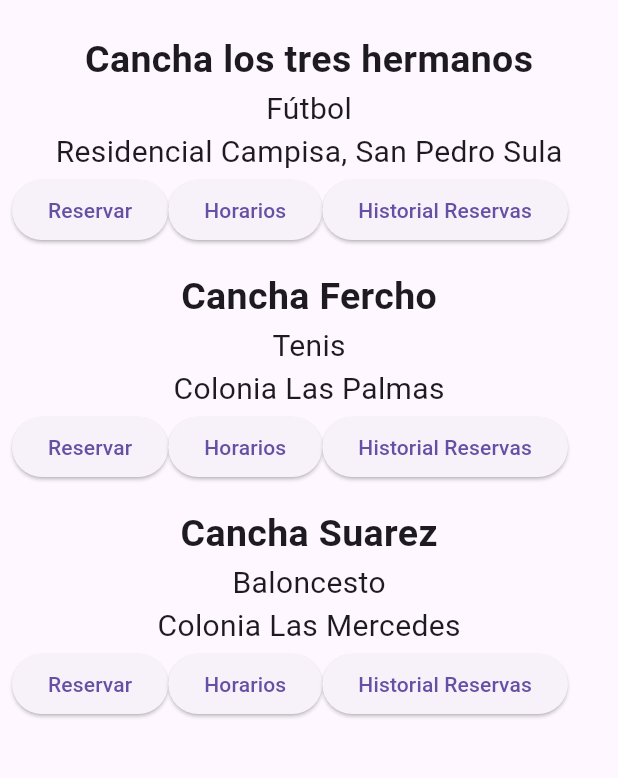
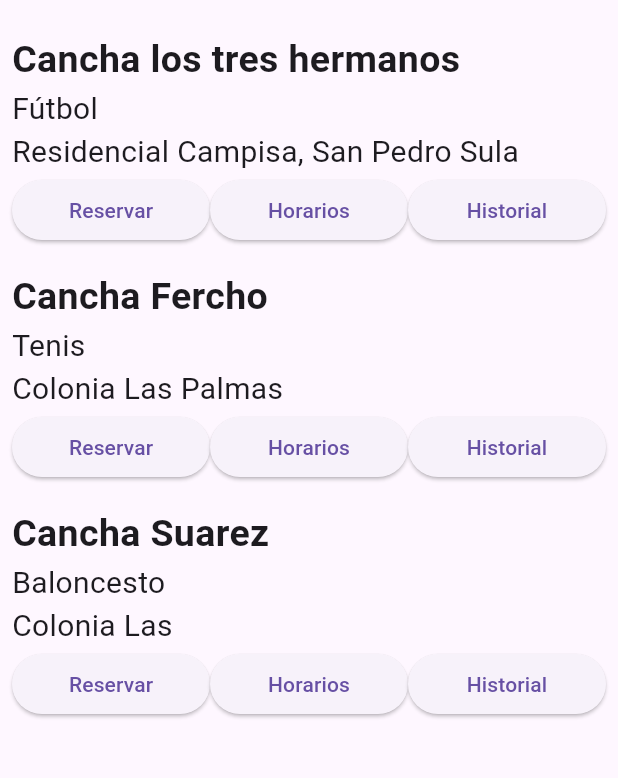
Before and after one commit to MaikollEnamorado/proyecto_lenguaje_de_programacion, a Flutter app: the screen it shows after launch, on a phone screen of 412 x 824 dp, the part 63-841 px from its top. Run offline on Flutter 3.47's test engine with Material 3 defaults, Android fonts, the phone set to English and light mode, and no system bars; our stand-ins replace go_router.

Commit message:
Modificando el item_sports_field, alineando al inicio los hijos del colum

```diff
--- a/lib/data/sports_fields_income.dart
+++ b/lib/data/sports_fields_income.dart
@@ -12,6 +12,6 @@ const List<Map<String, dynamic>> sportsFieldsIncome = [
   {
     'nombre': 'Cancha Suarez',
     'tipo': 'Baloncesto',
-    'ubicacion': 'Colonia Las Mercedes',
+    'ubicacion': 'Colonia Las ',
   },
 ];
--- a/lib/src/widget/item_sport_field.dart
+++ b/lib/src/widget/item_sport_field.dart
@@ -18,6 +18,7 @@ class ItemSportField extends StatelessWidget {
       margin: EdgeInsets.all(8.0),
       child: Column(
           mainAxisSize: MainAxisSize.min,
+          crossAxisAlignment: CrossAxisAlignment.start,
           children: [
             Text(nombre,
             style: TextStyle(fontSize: 25, fontWeight: FontWeight.bold),
@@ -30,17 +31,23 @@ class ItemSportField extends StatelessWidget {
             ),
             Row(
               children: [
-                ElevatedButton(
-                  onPressed: (){},
-                  child: Text('Reservar')
+                Expanded(
+                  child: ElevatedButton(
+                    onPressed: (){},
+                    child: Text('Reservar')
+                  ),
                 ),
-                ElevatedButton(
-                  onPressed: (){},
-                  child: Text('Horarios')
+                Expanded(
+                  child: ElevatedButton(
+                    onPressed: (){},
+                    child: Text('Horarios')
+                  ),
                 ),
-                ElevatedButton(
-                  onPressed: (){},
-                  child: Text('Historial Reservas')
+                Expanded(
+                  child: ElevatedButton(
+                    onPressed: (){},
+                    child: Text('Historial')
+                  ),
                 ),
               ],
             )
```
